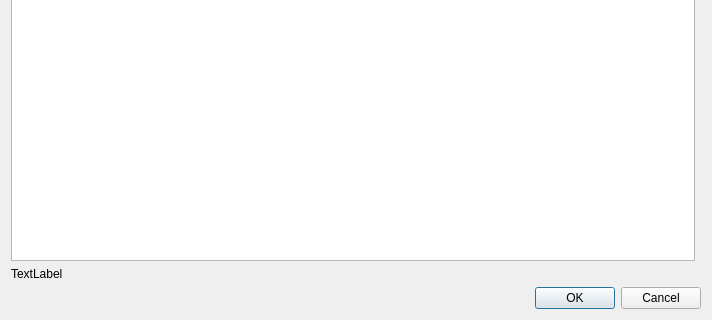
The window that ui/SelectTemplateDialog.ui (corvinalive/CalManager) describes before a commit, drawn with Qt 5; both pictures show x 0 to 712 and y 143 to 463 of the 712 by 463 pixel window.
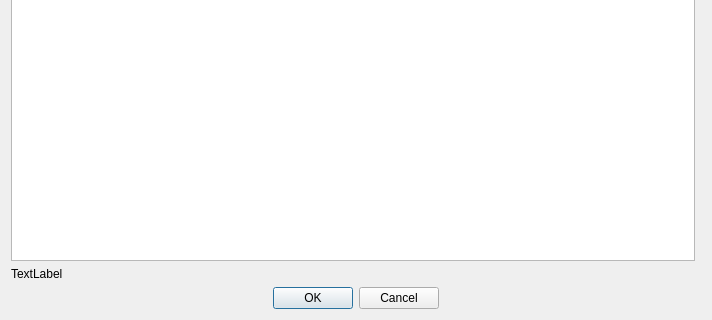
The same window after the commit.

Patch:
```diff
--- a/ui/SelectTemplateDialog.ui
+++ b/ui/SelectTemplateDialog.ui
@@ -25,6 +25,9 @@
      <property name="standardButtons">
       <set>QDialogButtonBox::Cancel|QDialogButtonBox::Ok</set>
      </property>
+     <property name="centerButtons">
+      <bool>true</bool>
+     </property>
     </widget>
    </item>
    <item row="1" column="0">
```
Left out of the diff: 6 changed lines with no effect on the pictures.
